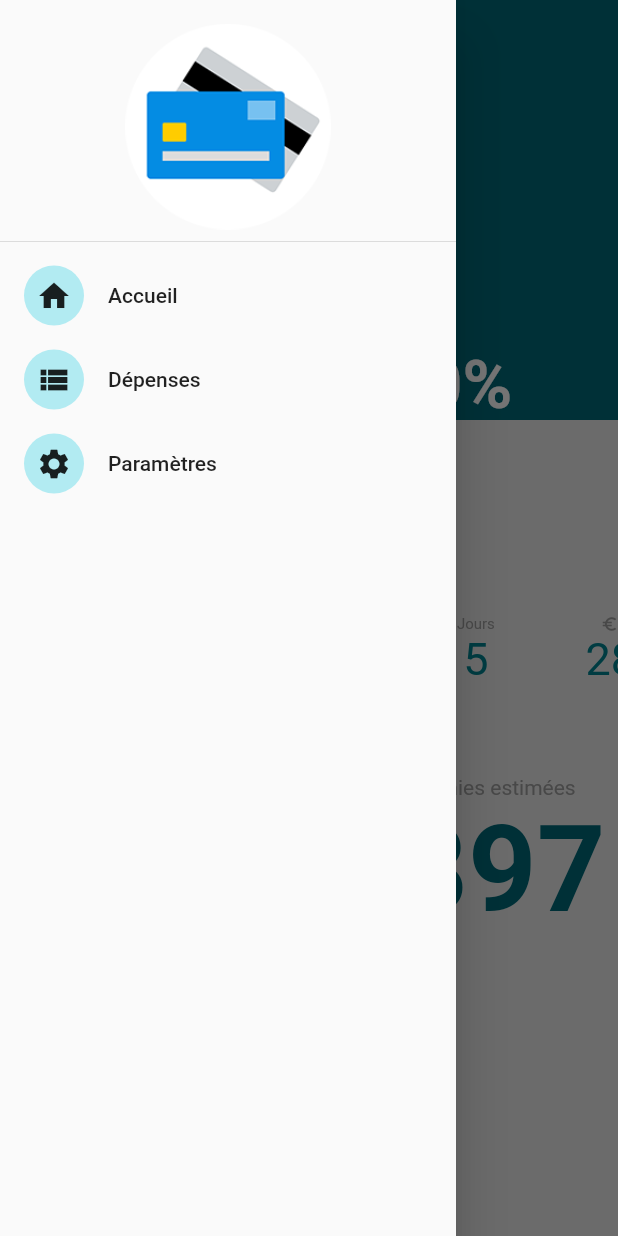
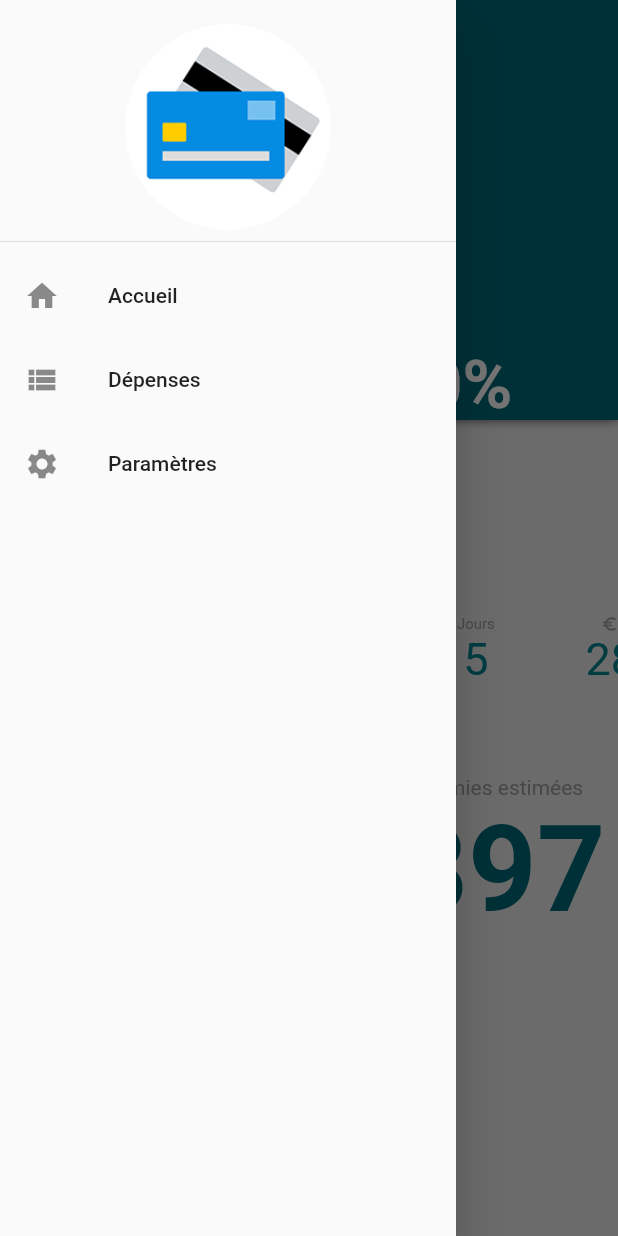
Before and after one commit to arno06/expenses, a Flutter app: the screen it shows after launch, after a tap on the "menu" icon, on a phone screen of 412 x 824 dp. Run offline on Flutter 3.47's test engine with Material 2 defaults, Android fonts, the light colour scheme and no system bars; missing offline and left inert: observable; statements that could not run were skipped.

Commit message:
Enregistrement des paramètres  + Suppression des dates de début et de fin  + Salaire, jours de salaire, affichage du salaire

```diff
--- a/lib/data/settings.dart
+++ b/lib/data/settings.dart
@@ -6,6 +6,9 @@ import 'dart:async';
 import 'dart:convert';
 
 class Settings extends Object with ChangeNotifier{
+  Settings(){
+    _loadData();
+  }
 
   static const String FILE = "data.json";
 
@@ -16,7 +19,6 @@ class Settings extends Object with ChangeNotifier{
   Future<Expense> addExpense(double pValue, DateTime pDate, String pCategories) async{
     Expense exp = new Expense(pValue, pDate, pCategories);
     this._expensesData.expenses.add(exp);
-    notifyChange(const ChangeRecord());
     await _saveExpensesData();
     return exp;
   }
@@ -32,7 +34,23 @@ class Settings extends Object with ChangeNotifier{
     if(_opened) {
       return _expensesData;
     }
+   await _loadData();
+    return _expensesData;
+  }
 
+  Future<Null> _saveExpensesData() async{
+    File localFile = await _getLocalFile();
+    Map map = _expensesData.toMap();
+    await localFile.writeAsString(JSON.encode(map));
+    notifyChange(const ChangeRecord());
+  }
+
+  Future<File> _getLocalFile() async{
+    String dir = (await getApplicationDocumentsDirectory()).path;
+    return new File(dir+'/'+Settings.FILE);
+  }
+
+  Future<Null> _loadData() async{
     _expensesData = new ExpensesData();
     try{
       File file = await _getLocalFile();
@@ -47,27 +65,47 @@ class Settings extends Object with ChangeNotifier{
     }
 
     _opened = true;
-    return _expensesData;
   }
 
-  Future<Null> _saveExpensesData() async{
-    File localFile = await _getLocalFile();
-    Map map = _expensesData.toMap();
-    await localFile.writeAsString(JSON.encode(_expensesData.toMap()));
+  int get salary{
+    return _expensesData.salary;
   }
 
-  Future<File> _getLocalFile() async{
-    String dir = (await getApplicationDocumentsDirectory()).path;
-    return new File(dir+'/'+Settings.FILE);
+  set salary(int pValue){
+    _expensesData.salary = pValue;
+    _saveExpensesData();
   }
 
+  bool get displaySalary{
+    if(_expensesData == null)
+      return false;
+    return _expensesData.displaySalary;
+  }
+
+  set displaySalary(bool pValue){
+    _expensesData.displaySalary = pValue;
+    _saveExpensesData();
+  }
+
+  int get salaryDay{
+    return _expensesData.salaryDay;
+  }
+
+  set salaryDay(int pValue){
+    _expensesData.salaryDay = pValue;
+    _saveExpensesData();
+  }
+
+  List<Expense> get expenses{
+    return _expensesData.expenses;
+  }
 }
 
 class ExpensesData{
 
+  bool displaySalary = true;
   int salary = 2897;
-  DateTime startDate = new DateTime(2017, 5, 27);
-  DateTime endDate = new DateTime(2017, 6, 27);
+  int salaryDay = 27;
   List<Expense> expenses = <Expense>[];
 
   void reset(){
@@ -78,14 +116,6 @@ class ExpensesData{
   void fromMap(Map pMap){
     if(pMap.containsKey('salary')){
       salary = pMap['salary'];
-    }
-
-    if(pMap.containsKey('startDate')){
-      startDate = DateTime.parse(pMap['startDate']);
-    }
-
-    if(pMap.containsKey('endDate')){
-      endDate = DateTime.parse(pMap['endDate']);
     }
 
     if(pMap.containsKey('expenses') && pMap['expenses'].length > 0){
@@ -99,14 +129,20 @@ class ExpensesData{
       }
       this.expenses = expenses;
     }
+
+    if(pMap.containsKey("displaySalary"))
+      displaySalary = pMap["displaySalary"];
+
+    if(pMap.containsKey("salaryDay"))
+      salaryDay = pMap["salaryDay"];
   }
 
   Map toMap(){
     Map data = new Map();
 
     data['salary'] = salary;
-    data['startDate'] = startDate.toString();
-    data['endDate'] = startDate.toString();
+    data['displaySalary'] = displaySalary;
+    data['salaryDay'] = salaryDay;
 
     List<String> expenses = [];
 
--- a/lib/main.dart
+++ b/lib/main.dart
@@ -5,6 +5,7 @@ import 'package:expenses/data/settings.dart';
 import 'package:expenses/widgets/ExpenseFormWidget.dart';
 import 'package:expenses/widgets/HomeWidget.dart';
 import 'package:expenses/widgets/ExpensesWidget.dart';
+import 'package:expenses/widgets/SettingsWidget.dart';
 
 import 'package:intl/date_symbol_data_local.dart';
 
@@ -16,11 +17,11 @@ class MyApp extends StatelessWidget {
 
   MyApp(){
     initializeDateFormatting('fr_FR');
+    settings = new Settings();
   }
 
-  Settings settings = new Settings();
+  Settings settings;
 
-  // This widget is the root of your application.
   @override
   Widget build(BuildContext context) {
     return new MaterialApp(
@@ -33,6 +34,7 @@ class MyApp extends StatelessWidget {
         '/':  (BuildContext context) => new HomeWidget(settings:this.settings),
         '/add':  (BuildContext context) => new ExpenseFormWidget(settings:this.settings),
         '/expenses': (BuildContext context) => new ExpensesWidget(settings:this.settings),
+        '/settings': (BuildContext context) => new SettingsWidget(settings:this.settings),
       }
     );
   }
--- a/lib/widgets/HomeWidget.dart
+++ b/lib/widgets/HomeWidget.dart
@@ -32,7 +32,7 @@ class HomeState extends State<HomeWidget> with TickerProviderStateMixin{
   int expensesCount = 0;
   int daysLeft = 0;
   int displaySalary = 0;
-  int savings = 0;
+  int savings;
 
   double value = 0.0;
   AnimationController animation;
@@ -46,11 +46,20 @@ class HomeState extends State<HomeWidget> with TickerProviderStateMixin{
   Future<Null> refreshValues() async{
     DateTime today = new DateTime.now();
     ExpensesData data = await settings.expensesData;
-    int daysLeft = data.endDate.difference(today).inDays;
+
+    DateTime cd = new DateTime(today.year, today.month, settings.salaryDay);
+
+    if(cd.isBefore(today)){
+      cd = new DateTime(today.year, today.month+1, settings.salaryDay);
+    }
+
+    int daysLeft = cd.difference(today).inDays;
     animation = new AnimationController(vsync: this, duration:const Duration(milliseconds:5000));
     double total = data.expenses.fold(0.0, (double value, Expense element)=>value+element.value);
     int currentPercentage = ((total / data.salary) * 100).round();
     int totalSavings = (data.salary - total).round();
+    if(savings == null)
+      savings = data.salary;
     animation.addListener((){
       setState((){
         this.value = lerpDouble(this.value, currentPercentage, animation.value);
@@ -71,6 +80,13 @@ class HomeState extends State<HomeWidget> with TickerProviderStateMixin{
 
   @override
   Widget build(BuildContext pContext){
+    int savingColor = this.savings == null ?0x00000000:0xFF006978;
+    List<Widget> indicatorsRow = <Widget>[
+      new IndicatorWidget(count:this.expensesCount, label:"Dépenses", icon:Icons.list),
+      new IndicatorWidget(count:this.daysLeft, label:"Jours", icon:Icons.schedule),
+    ];
+    if(settings != null && settings.displaySalary)
+      indicatorsRow.add(new IndicatorWidget(count:this.displaySalary, label:"Salaire", icon:Icons.euro_symbol));
     return new Scaffold(
       key: _scaffoldKey,
       drawer: new HomeDrawer(),
@@ -79,7 +95,7 @@ class HomeState extends State<HomeWidget> with TickerProviderStateMixin{
         children: <Widget>[
           new Container(
             padding:const EdgeInsets.only(top:30.0),
-            decoration: new BoxDecoration(color: const Color(0xFF006978)),
+            decoration: new BoxDecoration(color: const Color(0xFF006978), boxShadow: <BoxShadow>[const BoxShadow(blurRadius: 5.0, color: const Color(0xaa000000)),]),
             child:new Stack(
               children: <Widget>[
                 new Container(
@@ -114,11 +130,7 @@ class HomeState extends State<HomeWidget> with TickerProviderStateMixin{
             child:
               new Row(
                 mainAxisAlignment: MainAxisAlignment.spaceEvenly,
-                children: <Widget>[
-                  new IndicatorWidget(count:this.expensesCount, label:"Dépenses", icon:Icons.list),
-                  new IndicatorWidget(count:this.daysLeft, label:"Jours", icon:Icons.schedule),
-                  new IndicatorWidget(count:this.displaySalary, label:"Salaire", icon:Icons.euro_symbol)
-              ]
+                children: indicatorsRow
             )
           ),
           new Container(
@@ -129,11 +141,14 @@ class HomeState extends State<HomeWidget> with TickerProviderStateMixin{
                   new Row(
                     mainAxisAlignment: MainAxisAlignment.center,
                     children: <Widget>[
-                      new Icon(Icons.account_balance, color:Colors.grey, size:14.0),
+                      new Container(
+                        padding:const EdgeInsets.only(right:10.0),
+                        child: new Icon(Icons.euro_symbol, color:Colors.grey, size:14.0),
+                      ),
                       new Text("Economies estimées", style: new TextStyle(color:Colors.grey, fontSize: 14.0)),
                     ],
                   ),
-                  new Text(this.savings.toString(), style: new TextStyle(color:const Color(0xFF006978), fontSize: 80.0, fontWeight: FontWeight.bold))
+                  new Text(this.savings.toString(), style: new TextStyle(color:new Color(savingColor), fontSize: 80.0, fontWeight: FontWeight.bold))
                 ],
               ),
             ),
@@ -284,10 +299,13 @@ class _HomeDrawerState extends State<HomeDrawer>{
           new Column(
             children: items.map((Map pMap){
               return new ListTile(
-                leading: new CircleAvatar(child: new Icon(pMap["icon"]),),
+                leading: new Icon(pMap["icon"]),
                 title: new Text(pMap["label"]),
                 onTap: (){
-                  Navigator.pushNamed(pContext, "/expenses");
+                  Navigator.pop(context);
+                  if(pMap["route"] == "/home")
+                    return;
+                  Navigator.pushNamed(pContext, pMap["route"]);
                 },
               );
             }).toList(),
```
Also changed, not shown: lib/widgets/ExpensesWidget.dart (+3 -13 lines), lib/widgets/SettingsWidget.dart (added, +152 -0 lines), 1 other file.
